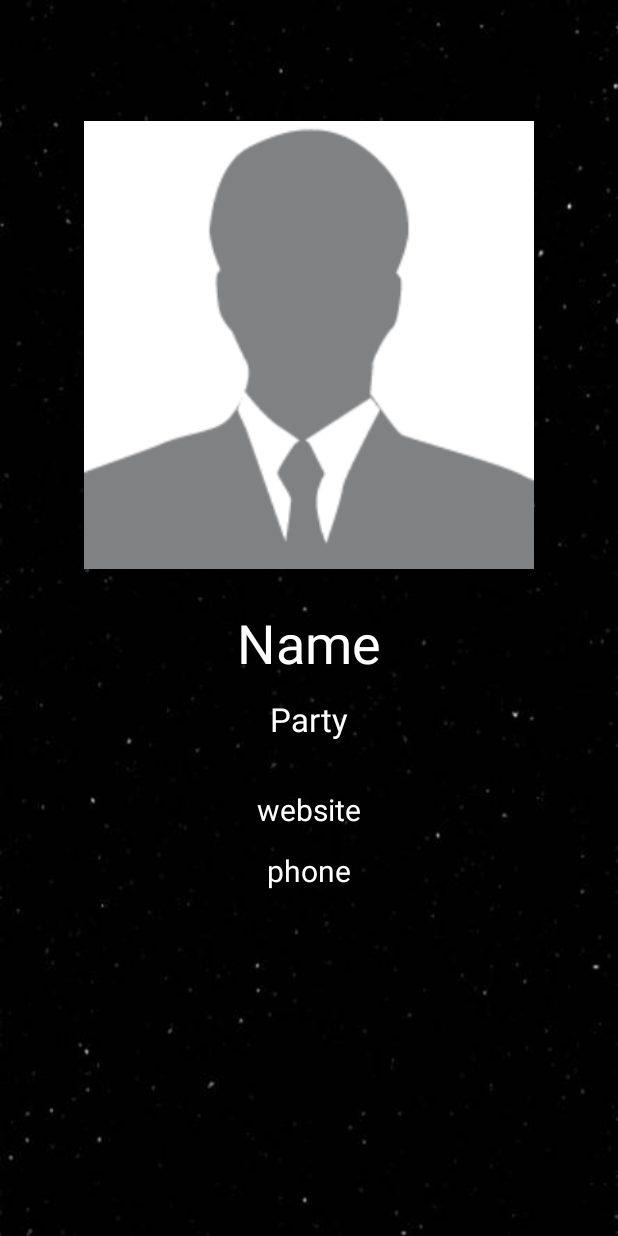
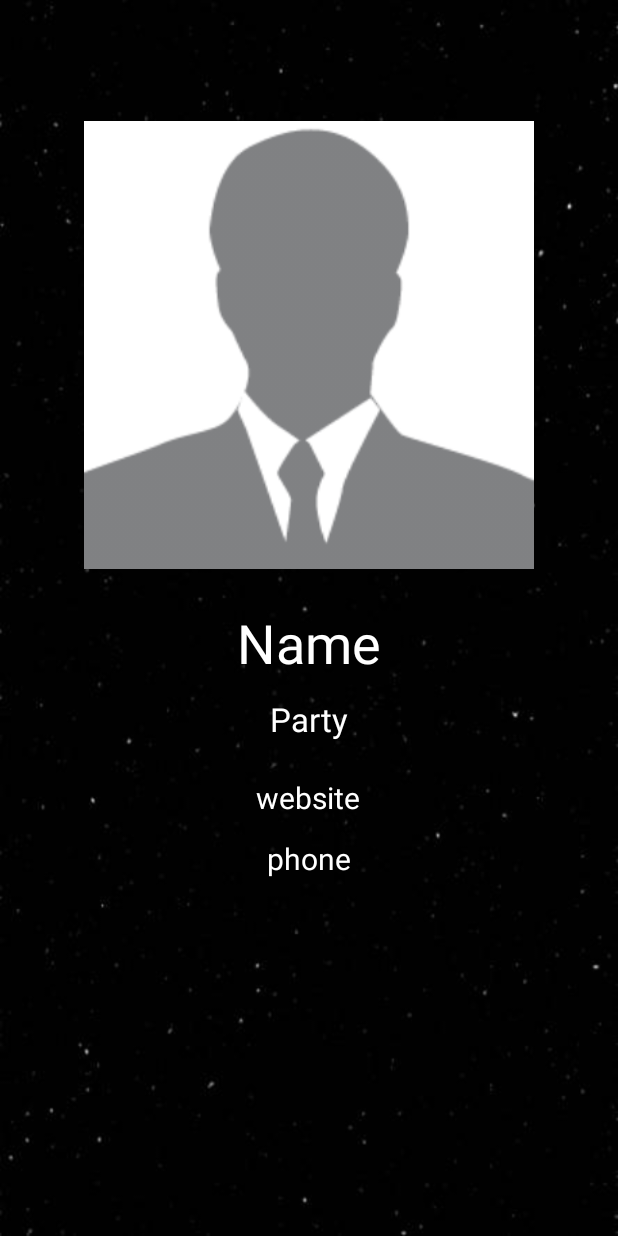
Before and after one commit to Liaoqitian/Election-2020, an Android app: the layout activity_detailed_view.xml on its own in the app's theme, with its tools: preview values and no code run, on a phone screen of 412 x 824 dp. Run offline under Robolectric (Android 15) with nearby library versions, the light colour scheme and no system bars; network calls fail.

Commit message:
detailed view profile update

```diff
--- a/app/src/main/java/com/example/represent/DetailedView.java
+++ b/app/src/main/java/com/example/represent/DetailedView.java
@@ -4,6 +4,7 @@ import androidx.appcompat.app.AppCompatActivity;
 
 import android.graphics.Bitmap;
 import android.graphics.BitmapFactory;
+import android.graphics.Color;
 import android.os.AsyncTask;
 import android.os.Bundle;
 import android.util.Log;
@@ -38,8 +39,10 @@ public class DetailedView extends AppCompatActivity {
 
         nameTv.setText(name);
         partyTv.setText(party + " Party");
+        if (party.equals("Republican")) partyTv.setTextColor(Color.RED);
+        else if (party.equals("Democratic")) partyTv.setTextColor(Color.BLUE);
         phoneTv.setText(phone);
         websiteTv.setText(website);
-        Picasso.get().load(photoUrl).into(bigProfileIv);
+        if (photoUrl != null) Picasso.get().load(photoUrl).into(bigProfileIv);
     }
 }
--- a/app/src/main/res/layout/activity_detailed_view.xml
+++ b/app/src/main/res/layout/activity_detailed_view.xml
@@ -49,12 +49,12 @@
         android:id="@+id/website"
         android:layout_width="wrap_content"
         android:layout_height="wrap_content"
-        android:layout_marginTop="32dp"
+        android:layout_marginTop="24dp"
         android:text="@string/website"
         android:textColor="#FFFFFF"
         android:textSize="20sp"
         app:layout_constraintEnd_toEndOf="parent"
-        app:layout_constraintHorizontal_bias="0.5"
+        app:layout_constraintHorizontal_bias="0.498"
         app:layout_constraintStart_toStartOf="parent"
         app:layout_constraintTop_toBottomOf="@+id/party" />
 
```
